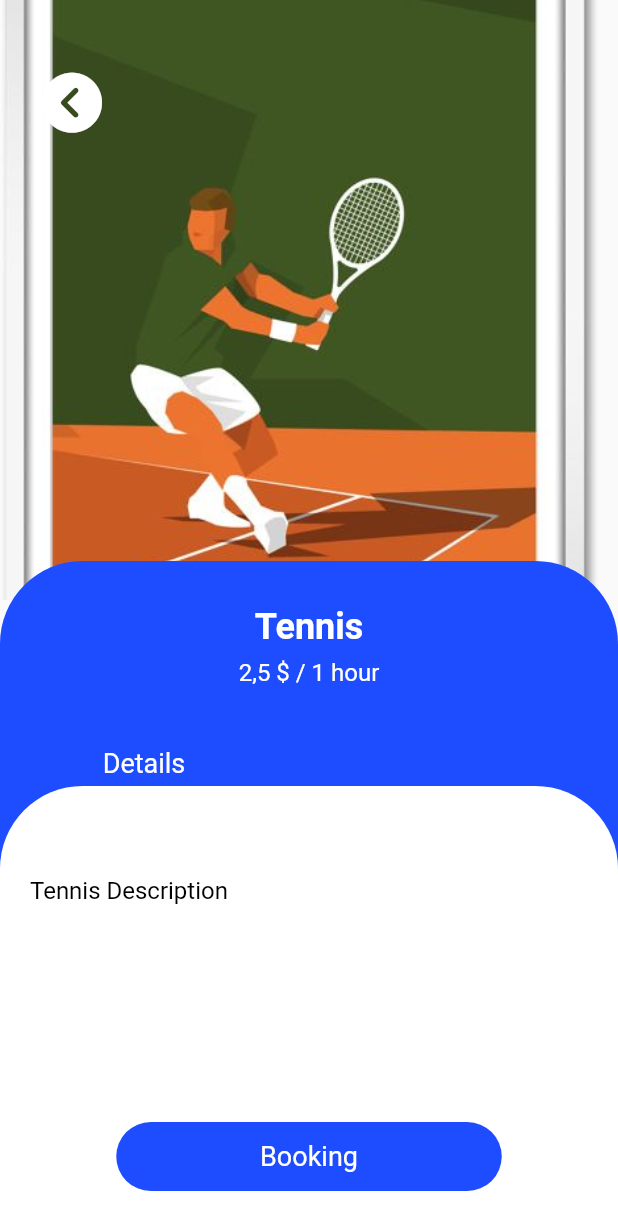
After one commit to dalijardak/Lenus, a Flutter app: the SportsPage screen opened by its route, after a tap on "Tennis", on a phone screen of 412 x 824 dp. The commit adds this screen. Shown: the top 1230 px of the screen. Run offline on Flutter 3.47's test engine with Material 2 defaults, Android fonts, the light colour scheme and no system bars; our stand-ins replace carousel_slider, flutter_icons, material_design_icons_flutter, percent_indicator; network calls fail.

Commit message:
Sports Page

```diff
--- a/lib/main.dart
+++ b/lib/main.dart
@@ -1,5 +1,6 @@
-import 'package:Lenus_Final/screens/restaurantPage.dart';
-import 'package:Lenus_Final/screens/userScreen.dart';
+import 'package:Lenus_Final/screens/restaurant_page.dart';
+import 'package:Lenus_Final/screens/sports_menu_page.dart';
+import 'package:Lenus_Final/screens/user_screen.dart';
 import 'package:flutter/material.dart';
 
 void main() {
@@ -21,6 +22,7 @@ class MyApp extends StatelessWidget {
         '/': (context) => UserScreen(),
         // When navigating to the "/second" route, build the SecondScreen widget.
         '/RestaurantPage': (context) => RestaurantPage(),
+        '/Sports': (context) => SportsPage(),
       },
     );
   }
--- a/lib/screens/food_details.dart
+++ /dev/null
@@ -1,106 +0,0 @@
-import "package:flutter/material.dart";
-
-class FoodDetails extends StatelessWidget {
-  final String title;
-  final AssetImage image;
-  final String description;
-
-  FoodDetails({
-    this.title,
-    this.description,
-    this.image,
-  });
-
-  @override
-  Widget build(BuildContext context) {
-    return Scaffold(
-      body: Container(
-        height: MediaQuery.of(context).size.height,
-        child: Stack(children: [
-          Positioned(
-            top: 0,
-            child: Container(
-              height: 400,
-              width: 400,
-              decoration: BoxDecoration(
-                image: DecorationImage(
-                  image: this.image,
-                  fit: BoxFit.cover,
-                ),
-              ),
-            ),
-          ),
-          Positioned(
-            bottom: 0,
-            child: Container(
-              height: 450.00,
-              width: MediaQuery.of(context).size.width,
-              child: Column(
-                crossAxisAlignment: CrossAxisAlignment.center,
-                children: [
-                  Padding(
-                    padding: EdgeInsets.only(top: 30),
-                    child: Text(
-                      this.title,
-                      style: TextStyle(
-                        fontFamily: "Roboto",
-                        fontWeight: FontWeight.w700,
-                        fontSize: 24,
-                        color: Color(0xffffffff),
-                      ),
-                    ),
-                  ),
-                  Padding(
-                    padding: EdgeInsets.only(top: 65, right: 220),
-                    child: Text(
-                      "Details",
-                      style: TextStyle(
-                        fontFamily: "Roboto",
-                        fontSize: 18,
-                        color: Color(0xffffffff),
-                      ),
-                    ),
-                  ),
-                ],
-              ),
-              decoration: BoxDecoration(
-                color: Color(0xff1e4dff),
-                borderRadius: BorderRadius.only(
-                  topLeft: Radius.circular(55.00),
-                  topRight: Radius.circular(55.00),
-                ),
-              ),
-            ),
-          ),
-          Positioned(
-            bottom: 0,
-            child: Container(
-              height: 300.00,
-              width: MediaQuery.of(context).size.width,
-              decoration: BoxDecoration(
-                color: Colors.white,
-                borderRadius: BorderRadius.only(
-                  topLeft: Radius.circular(55.00),
-                  topRight: Radius.circular(55.00),
-                ),
-              ),
-              child: Container(
-                child: Padding(
-                  padding: EdgeInsets.only(left: 30, right: 30, top: 60),
-                  child: new Text(
-                    this.description,
-                    style: TextStyle(
-                      fontFamily: "Roboto",
-                      fontSize: 16,
-                      color: Color(0xff000000),
-                    ),
-                  ),
-                ),
-              ),
-            ),
-          ),
-        ]),
-      ),
-    );
-  }
-}
--- /dev/null
+++ b/lib/screens/food_details_page.dart
@@ -0,0 +1,121 @@
+import "package:flutter/material.dart";
+import 'package:flutter_icons/flutter_icons.dart';
+
+class FoodDetails extends StatelessWidget {
+  final String title;
+  final AssetImage image;
+  final String description;
+
+  FoodDetails({
+    this.title,
+    this.description,
+    this.image,
+  });
+
+  @override
+  Widget build(BuildContext context) {
+    return Scaffold(
+      body: Container(
+        height: MediaQuery.of(context).size.height,
+        child: Stack(
+          children: [
+            Positioned(
+              top: 0,
+              child: Container(
+                height: 400,
+                width: 400,
+                decoration: BoxDecoration(
+                  image: DecorationImage(
+                    image: this.image,
+                    fit: BoxFit.cover,
+                  ),
+                ),
+              ),
+            ),
+            Positioned(
+              bottom: 0,
+              child: Container(
+                height: 450.00,
+                width: MediaQuery.of(context).size.width,
+                child: Column(
+                  crossAxisAlignment: CrossAxisAlignment.center,
+                  children: [
+                    Padding(
+                      padding: EdgeInsets.only(top: 30),
+                      child: Text(
+                        this.title,
+                        style: TextStyle(
+                          fontFamily: "Roboto",
+                          fontWeight: FontWeight.w700,
+                          fontSize: 24,
+                          color: Color(0xffffffff),
+                        ),
+                      ),
+                    ),
+                    Padding(
+                      padding: EdgeInsets.only(top: 65, right: 220),
+                      child: Text(
+                        "Details",
+                        style: TextStyle(
+                          fontFamily: "Roboto",
+                          fontSize: 18,
+                          color: Color(0xffffffff),
+                        ),
+                      ),
+                    ),
+                  ],
+                ),
+                decoration: BoxDecoration(
+                  color: Color(0xff1e4dff),
+                  borderRadius: BorderRadius.only(
+                    topLeft: Radius.circular(55.00),
+                    topRight: Radius.circular(55.00),
+                  ),
+                ),
+              ),
+            ),
+            Positioned(
+              bottom: 0,
+              child: Container(
+                height: 300.00,
+                width: MediaQuery.of(context).size.width,
+                decoration: BoxDecoration(
+                  color: Colors.white,
+                  borderRadius: BorderRadius.only(
+                    topLeft: Radius.circular(55.00),
+                    topRight: Radius.circular(55.00),
+                  ),
+                ),
+                child: Container(
+                  child: Padding(
+                    padding: EdgeInsets.only(left: 30, right: 30, top: 60),
+                    child: new Text(
+                      this.description,
+                      style: TextStyle(
+                        fontFamily: "Roboto",
+                        fontSize: 16,
+                        color: Color(0xff000000),
+                      ),
+                    ),
+                  ),
+                ),
+              ),
+            ),
+            Positioned(
+              top: 40,
+              left: 20,
+              child: IconButton(
+                icon: Icon(
+                  FontAwesome.chevron_circle_left,
+                  size: 40,
+                  color: Colors.white,
+                ),
+                onPressed: () => Navigator.pop(context),
+              ),
+            ),
+          ],
+        ),
+      ),
+    );
+  }
+}
--- a/lib/screens/restaurantPage.dart
+++ b/lib/screens/restaurant_page.dart
@@ -1,5 +1,5 @@
-import 'package:Lenus_Final/screens/food_details.dart';
-import 'package:Lenus_Final/util/food_description.dart';
+import 'package:Lenus_Final/screens/food_details_page.dart';
+import 'package:Lenus_Final/util/descriptions/food_description.dart';
 import 'package:flutter/material.dart';
 import 'package:flutter_icons/flutter_icons.dart';
 
--- /dev/null
+++ b/lib/screens/sports_details_page.dart
@@ -0,0 +1,165 @@
+import "package:flutter/material.dart";
+import 'package:flutter_icons/flutter_icons.dart';
+import 'package:material_design_icons_flutter/material_design_icons_flutter.dart';
+
+class SportsDetails extends StatelessWidget {
+  final String title;
+  final String fees;
+  final String description;
+  final AssetImage image;
+
+  SportsDetails({
+    this.title,
+    this.fees,
+    this.description,
+    this.image,
+  });
+  @override
+  Widget build(BuildContext context) {
+    return Scaffold(
+      body: Container(
+        height: MediaQuery.of(context).size.height,
+        child: Stack(
+          children: [
+            Positioned(
+              top: 0,
+              child: Container(
+                height: 400,
+                width: 400,
+                decoration: BoxDecoration(
+                  image: DecorationImage(
+                    image: this.image,
+                    fit: BoxFit.cover,
+                  ),
+                ),
+              ),
+            ),
+            Positioned(
+              bottom: 0,
+              child: Container(
+                height: 450.00,
+                width: MediaQuery.of(context).size.width,
+                child: Column(
+                  crossAxisAlignment: CrossAxisAlignment.center,
+                  children: [
+                    Padding(
+                      padding: EdgeInsets.only(top: 30),
+                      child: Text(
+                        this.title,
+                        style: TextStyle(
+                          fontFamily: "Roboto",
+                          fontWeight: FontWeight.w700,
+                          fontSize: 24,
+                          color: Color(0xffffffff),
+                        ),
+                      ),
+                    ),
+                    Padding(
+                      padding: EdgeInsets.only(top: 7),
+                      child: Text(
+                        this.fees,
+                        textAlign: TextAlign.center,
+                        style: TextStyle(
+                          fontFamily: "Roboto",
+                          fontSize: 16,
+                          color: Color(0xffffffff),
+                        ),
+                      ),
+                    ),
+                    Padding(
+                      padding: EdgeInsets.only(top: 40, right: 220),
+                      child: Text(
+                        "Details",
+                        style: TextStyle(
+                          fontFamily: "Roboto",
+                          fontSize: 18,
+                          color: Color(0xffffffff),
+                        ),
+                      ),
+                    ),
+                  ],
+                ),
+                decoration: BoxDecoration(
+                  color: Color(0xff1e4dff),
+                  borderRadius: BorderRadius.only(
+                    topLeft: Radius.circular(55.00),
+                    topRight: Radius.circular(55.00),
+                  ),
+                ),
+              ),
+            ),
+            Positioned(
+              bottom: 0,
+              child: Container(
+                height: 300.00,
+                width: MediaQuery.of(context).size.width,
+                decoration: BoxDecoration(
+                  color: Colors.white,
+                  borderRadius: BorderRadius.only(
+                    topLeft: Radius.circular(55.00),
+                    topRight: Radius.circular(55.00),
+                  ),
+                ),
+                child: Container(
+                  child: Padding(
+                    padding: EdgeInsets.only(left: 20, right: 20, top: 60),
+                    child: new Text(
+                      this.description,
+                      textAlign: TextAlign.start,
+                      style: TextStyle(
+                        fontFamily: "Roboto",
+                        fontSize: 16,
+                        color: Color(0xff000000),
+                      ),
+                    ),
+                  ),
+                ),
+              ),
+            ),
+            this.fees == "Free"
+                ? Container(
+                    height: 0,
+                  )
+                : Positioned.fill(
+                    bottom: 30,
+                    child: Align(
+                      alignment: Alignment.bottomCenter,
+                      child: Container(
+                        height: 46.00,
+                        width: 257.00,
+                        decoration: BoxDecoration(
+                          color: Color(0xff1e4dff),
+                          borderRadius: BorderRadius.circular(25.00),
+                        ),
+                        child: Center(
+                          child: Text(
+                            "Booking",
+                            textAlign: TextAlign.center,
+                            style: TextStyle(
+                              fontFamily: "Roboto",
+                              fontSize: 18,
+                              color: Color(0xffffffff),
+                            ),
+                          ),
+                        ),
+                      ),
+                    ),
+                  ),
+            Positioned(
+              top: 40,
+              left: 20,
+              child: IconButton(
+                icon: Icon(
+                  FontAwesome.chevron_circle_left,
+                  size: 40,
+                  color: Colors.white,
+                ),
+                onPressed: () => Navigator.pop(context),
+              ),
+            ),
+          ],
+        ),
+      ),
+    );
+  }
+}
--- /dev/null
+++ b/lib/screens/sports_menu_page.dart
@@ -0,0 +1,120 @@
+import 'package:Lenus_Final/screens/sports_details_page.dart';
+import 'package:Lenus_Final/util/descriptions/sports_description.dart';
+import 'package:Lenus_Final/widgets/appBar.dart';
+import "package:flutter/material.dart";
+import 'package:material_design_icons_flutter/material_design_icons_flutter.dart';
+
+class SportsPage extends StatelessWidget {
+  @override
+  Widget build(BuildContext context) {
+    return Scaffold(
+      appBar: MyAppBar(
+        returnIcon: true,
+      ),
+      body: SingleChildScrollView(
+        padding: EdgeInsets.all(5),
+        physics: BouncingScrollPhysics(),
+        child: Container(
+          height: MediaQuery.of(context).size.height,
+          width: MediaQuery.of(context).size.width,
+          child: Column(
+            mainAxisAlignment: MainAxisAlignment.spaceEvenly,
+            children: [
+              SportsItem(
+                title: "Yoga",
+                icon: MdiIcons.yoga,
+                image: AssetImage("assets/images/yoga.jpg"),
+                description: yoga,
+                fees: "Free",
+              ),
+              SportsItem(
+                title: "Handball",
+                icon: MdiIcons.handball,
+                image: AssetImage("assets/images/handball.jpg"),
+                description: handball,
+                fees: "Free",
+              ),
+              SportsItem(
+                title: "Tennis",
+                icon: MdiIcons.tennis,
+                image: AssetImage("assets/images/tennis.jpg"),
+                description: tennis,
+                fees: "2,5 \$ / 1 hour",
+              ),
+              SportsItem(
+                title: "Golf",
+                icon: MdiIcons.golf,
+                image: AssetImage("assets/images/golf.jpg"),
+                description: golf,
+                fees: "5 \$ / 1 hour",
+              ),
+            ],
+          ),
+        ),
+      ),
+    );
+  }
+}
+
+class SportsItem extends StatelessWidget {
+  final String title;
+  final IconData icon;
+  final AssetImage image;
+  final String description;
+  final String fees;
+
+  SportsItem({
+    this.title,
+    this.image,
+    this.description,
+    this.fees,
+    this.icon,
+  });
+
+  @override
+  Widget build(BuildContext context) {
+    return InkWell(
+      child: Container(
+        height: 138.00,
+        width: 315.00,
+        decoration: BoxDecoration(
+          color: Color(0xff1e4dff),
+          borderRadius: BorderRadius.circular(18.00),
+        ),
+        child: Column(
+          mainAxisAlignment: MainAxisAlignment.center,
+          children: [
+            Icon(
+              this.icon,
+              size: 45,
+              color: Colors.white,
+            ),
+            Padding(
+              padding: EdgeInsets.only(top: 10),
+              child: Text(
+                this.title,
+                style: TextStyle(
+                  fontFamily: "Roboto",
+                  fontWeight: FontWeight.w500,
+                  fontSize: 18,
+                  color: Color(0xffffffff),
+                ),
+              ),
+            ),
+          ],
+        ),
+      ),
+      onTap: () => Navigator.push(
+        context,
+        MaterialPageRoute(
+          builder: (context) => SportsDetails(
+            title: this.title,
+            description: this.description,
+            image: this.image,
+            fees: this.fees,
+          ),
+        ),
+      ),
+    );
+  }
+}
--- a/lib/screens/userScreen.dart
+++ b/lib/screens/user_screen.dart
@@ -1,7 +1,7 @@
 import "package:flutter/material.dart";
 import 'package:flutter_icons/flutter_icons.dart';
 
-import 'homePage.dart';
+import 'home_page.dart';
 
 class UserScreen extends StatefulWidget {
   UserScreen({Key key, this.title}) : super(key: key);
--- /dev/null
+++ b/lib/util/descriptions/sports_description.dart
@@ -0,0 +1,11 @@
+const yoga = '''Restorative Yin Yoga The ultimate in deep
+ relaxation, take time out to de-stress from
+the frenetic activity of everyday life.
+Beginning with yin yoga, in which postures
+are passively held for several minutes.''';
+
+const handball = "Handball Description";
+
+const tennis = "Tennis Description";
+
+const golf = "Golf Description";
--- /dev/null
+++ b/lib/widgets/appBar.dart
@@ -0,0 +1,77 @@
+import "package:flutter/material.dart";
+import 'package:flutter_icons/flutter_icons.dart';
+
+class MyAppBar extends StatelessWidget with PreferredSizeWidget {
+  @override
+  final Size preferredSize;
+  final bool returnIcon;
+
+  MyAppBar({
+    Key key,
+    this.returnIcon,
+  }) : preferredSize = Size.fromHeight(50.0);
+  @override
+  Widget build(BuildContext context) {
+    return AppBar(
+      elevation: 0,
+      backgroundColor: Colors.white,
+      title: Container(
+        child: Row(
+          mainAxisAlignment: MainAxisAlignment.start,
+          children: [
+            Container(
+              padding: EdgeInsets.only(left: 20),
+              width: 200,
+              child: TextFormField(
+                decoration: InputDecoration(
+                    hintText: "Search",
+                    icon: Icon(Icons.search),
+                    border: InputBorder.none),
+              ),
+            ),
+          ],
+        ),
+        height: 35.00,
+        width: 300,
+        decoration: BoxDecoration(
+          color: Color(0xffffffff),
+          boxShadow: [
+            BoxShadow(
+              offset: Offset(0.00, 3.00),
+              color: Color(0xff000000).withOpacity(0.16),
+              blurRadius: 6,
+            ),
+          ],
+          borderRadius: BorderRadius.circular(20.00),
+        ),
+      ),
+      centerTitle: true,
+      actions: [
+        Padding(
+          padding: EdgeInsets.only(right: 15),
+          child: Icon(
+            Icons.person,
+            color: Colors.black,
+          ),
+        ),
+      ],
+      leading: returnIcon
+          ? IconButton(
+              icon: Icon(
+                FontAwesome.chevron_circle_left,
+                color: Colors.grey,
+              ),
+              onPressed: () => Navigator.pop(context),
+            )
+          : Builder(
+              builder: (context) => IconButton(
+                icon: Icon(
+                  Icons.menu,
+                  color: Colors.black,
+                ),
+                onPressed: () => Scaffold.of(context).openDrawer(),
+              ),
+            ),
+    );
+  }
+}
--- a/lib/widgets/congestionView.dart
+++ b/lib/widgets/congestionView.dart
@@ -1,4 +1,4 @@
-import 'package:Lenus_Final/screens/congestionDetails.dart';
+import 'package:Lenus_Final/screens/congestion_details_page.dart';
 import 'package:flutter/material.dart';
 
 class SliderItem extends StatefulWidget {
--- a/lib/widgets/discover_slider.dart
+++ b/lib/widgets/discover_slider.dart
@@ -22,6 +22,7 @@ class DiscoverSlider extends StatelessWidget {
         DiscoverItem(
           icon: MdiIcons.handball,
           title: "Sport",
+          onTap: () => Navigator.pushNamed(context, "/Sports"),
         ),
         DiscoverItem(
           icon: MdiIcons.palette,
```
Also changed, not shown: assets/images/golf.jpg (added), assets/images/handball.jpg (added), assets/images/tennis.jpg (added), assets/images/yoga.jpg (added), lib/screens/congestion_details_page.dart (renamed from lib/screens/congestionDetails.dart), lib/screens/home_page.dart (renamed from lib/screens/homePage.dart), lib/util/descriptions/food_description.dart (renamed from lib/util/food_description.dart).
